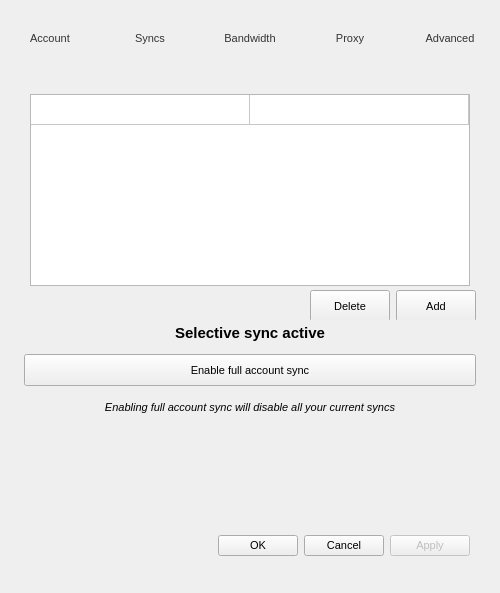
Before: the Qt Designer form Source/MEGASync/gui/macx/SettingsDialog.ui in meganz/MEGAsync, drawn with Qt 5.
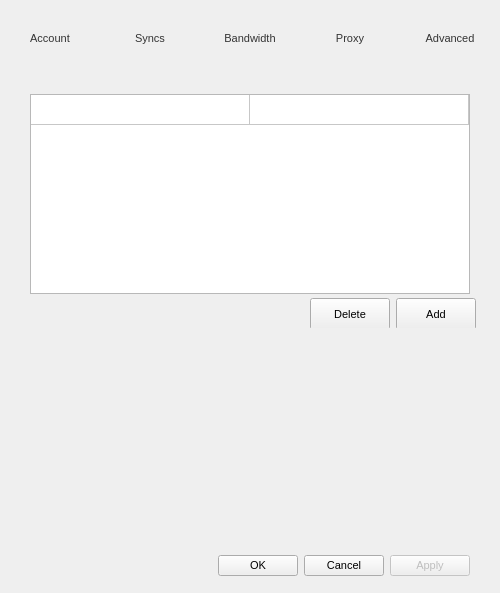
After: the same form once the commit is applied. The open tabs and pages were chosen to show the change. Icons and pictures are not drawn.

Commit message:
Several changes related to the management of syncs
Enable/disable syncs
Change the full sync/selective sync logic:
- Removed the button to switch to another sync type
- The sync list is always visible now
- Users can change the local folder for full sync in the setup assistant

```diff
--- a/Source/MEGASync/gui/macx/SettingsDialog.ui
+++ b/Source/MEGASync/gui/macx/SettingsDialog.ui
@@ -1770,108 +1770,6 @@
             </layout>
            </widget>
           </item>
-          <item>
-           <widget class="QLabel" name="lSyncType">
-            <property name="sizePolicy">
-             <sizepolicy hsizetype="Preferred" vsizetype="Maximum">
-              <horstretch>0</horstretch>
-              <verstretch>0</verstretch>
-             </sizepolicy>
-            </property>
-            <property name="styleSheet">
-             <string notr="true">padding-bottom: 8px;</string>
-            </property>
-            <property name="text">
-             <string>Selective sync active</string>
-            </property>
-            <property name="alignment">
-             <set>Qt::AlignCenter</set>
-            </property>
-            <property name="margin">
-             <number>0</number>
-            </property>
-           </widget>
-          </item>
-          <item>
-           <widget class="QWidget" name="widget_8" native="true">
-            <property name="minimumSize">
-             <size>
-              <width>0</width>
-              <height>26</height>
-             </size>
-            </property>
-            <layout class="QHBoxLayout" name="horizontalLayout_14">
-             <property name="spacing">
-              <number>0</number>
-             </property>
-             <property name="leftMargin">
-              <number>0</number>
-             </property>
-             <property name="topMargin">
-              <number>0</number>
-             </property>
-             <property name="rightMargin">
-              <number>0</number>
-             </property>
-             <property name="bottomMargin">
-              <number>0</number>
-             </property>
-             <item>
-              <widget class="QPushButton" name="bSyncChange">
-               <property name="sizePolicy">
-                <sizepolicy hsizetype="Minimum" vsizetype="Preferred">
-                 <horstretch>0</horstretch>
-                 <verstretch>0</verstretch>
-                </sizepolicy>
-               </property>
-               <property name="minimumSize">
-                <size>
-                 <width>0</width>
-                 <height>32</height>
-                </size>
-               </property>
-               <property name="maximumSize">
-                <size>
-                 <width>16777215</width>
-                 <height>32</height>
-                </size>
-               </property>
-               <property name="focusPolicy">
-                <enum>Qt::NoFocus</enum>
-               </property>
-               <property name="styleSheet">
-                <string notr="true"/>
-               </property>
-               <property name="text">
-                <string>Enable full account sync</string>
-               </property>
-               <property name="autoDefault">
-                <bool>false</bool>
-               </property>
-              </widget>
-             </item>
-            </layout>
-           </widget>
-          </item>
-          <item>
-           <widget class="QLabel" name="lSyncText">
-            <property name="styleSheet">
-             <string notr="true">margin-top: 8px;
-padding-left: 20px;
-padding-right: 20px;
-padding-bottom: 2px;</string>
-            </property>
-            <property name="text">
-             <string>Enabling full account sync will disable all your current syncs</string>
-            </property>
-            <property name="alignment">
-             <set>Qt::AlignHCenter|Qt::AlignTop</set>
-            </property>
-            <property name="wordWrap">
-             <bool>true</bool>
-            </property>
-           </widget>
-          </item>
           <item>
            <spacer name="verticalSpacer_6">
             <property name="orientation">
```
Left out of the diff: 1 changed line with no effect on the pictures. The commit also changes 8 other files.
